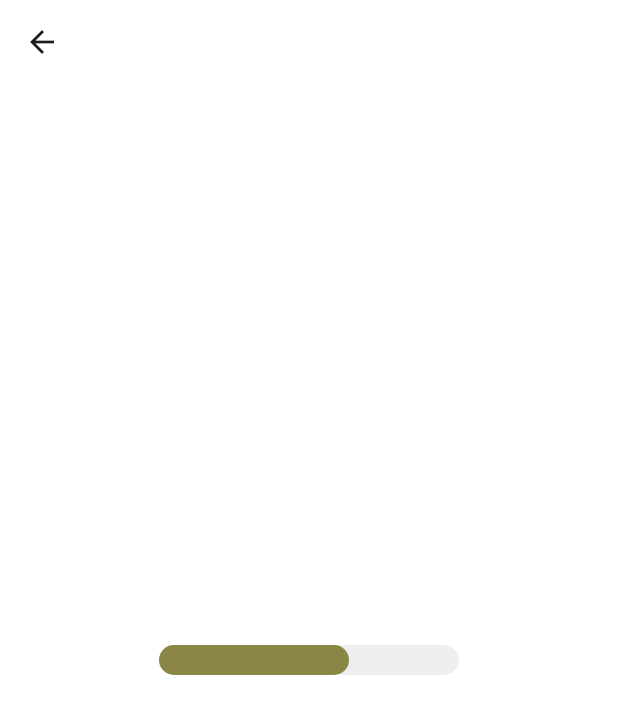
After one commit to SanaAltarabishi/animation, a Flutter app: the ProgressBar screen opened directly, on a phone screen of 412 x 824 dp. The commit adds this screen. Shown: the top 714 px of the screen. Run offline on Flutter 3.47's test engine with Material 3 defaults, Android fonts, the phone set to English and light mode, and no system bars.

Commit message:
progress bar animation

```diff
--- /dev/null
+++ b/lib/progressBar_animation_challenge.dart
@@ -0,0 +1,71 @@
+import 'package:flutter/material.dart';
+
+class ProgressBar extends StatefulWidget {
+  const ProgressBar({super.key});
+
+  @override
+  State<ProgressBar> createState() => _ProgressBarState();
+}
+
+class _ProgressBarState extends State<ProgressBar>
+    with SingleTickerProviderStateMixin {
+  late AnimationController _controller;
+  late Animation<double> _progressAnimation;
+  late Animation<Color?> _colorAnimation;
+
+  @override
+  void initState() {
+    super.initState();
+
+    _controller = AnimationController(
+      vsync: this,
+      duration: const Duration(seconds: 3),
+    )..repeat();
+
+    _progressAnimation = Tween<double>(begin: 0, end: 1.0).animate(_controller);
+
+    _colorAnimation =
+        ColorTween(begin: Colors.red, end: Colors.green).animate(_controller);
+  }
+
+  @override
+  void dispose() {
+    _controller.dispose();
+    super.dispose();
+  }
+
+  @override
+  Widget build(BuildContext context) {
+    return Scaffold(
+      appBar: AppBar(
+        backgroundColor: Colors.white,
+      ),
+      backgroundColor: Colors.white,
+      body: Center(
+        child: AnimatedBuilder(
+          animation: _controller,
+          builder: (context, child) {
+            return Container(
+              width: 200,
+              height: 20,
+              alignment: Alignment.centerLeft,
+              decoration: BoxDecoration(
+                color: Colors.grey[200],
+                borderRadius: BorderRadius.circular(10),
+              ),
+              child: FractionallySizedBox(
+                widthFactor: _progressAnimation.value,
+                child: Container(
+                  decoration: BoxDecoration(
+                    color: _colorAnimation.value,
+                    borderRadius: BorderRadius.circular(10),
+                  ),
+                ),
+              ),
+            );
+          },
+        ),
+      ),
+    );
+  }
+}
--- a/lib/second_page.dart
+++ b/lib/second_page.dart
@@ -1,3 +1,4 @@
+import 'package:custom_transition/animation_challenge.dart';
 import 'package:custom_transition/falsh_page.dart';
 import 'package:custom_transition/sliding_container.dart';
 import 'package:custom_transition/stagger_animation.dart';
@@ -28,18 +29,28 @@ class SecondPage extends StatelessWidget {
             },
             icon: const Icon(Icons.square),
           ),
- IconButton(
+          IconButton(
             onPressed: () {
               Navigator.push(
                 context,
                 MaterialPageRoute(
-                  builder: (context) =>  FalshPage(),
+                  builder: (context) => const FalshPage(),
                 ),
               );
             },
             icon: const Icon(Icons.flash_auto_rounded),
           ),
-
+          IconButton(
+            onPressed: () {
+              Navigator.push(
+                context,
+                MaterialPageRoute(
+                  builder: (context) => const ProgressBar(),
+                ),
+              );
+            },
+            icon: const Icon(Icons.animation),
+          ),
         ],
       ),
       body: const Column(
```
